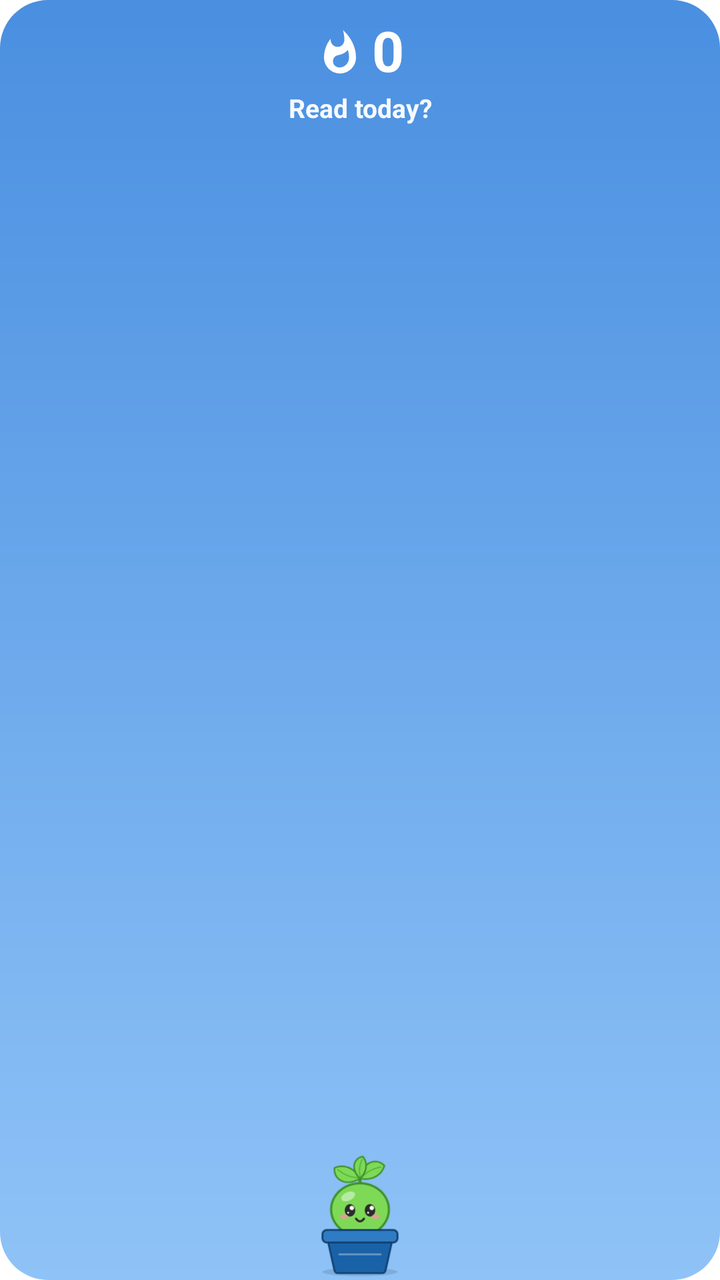
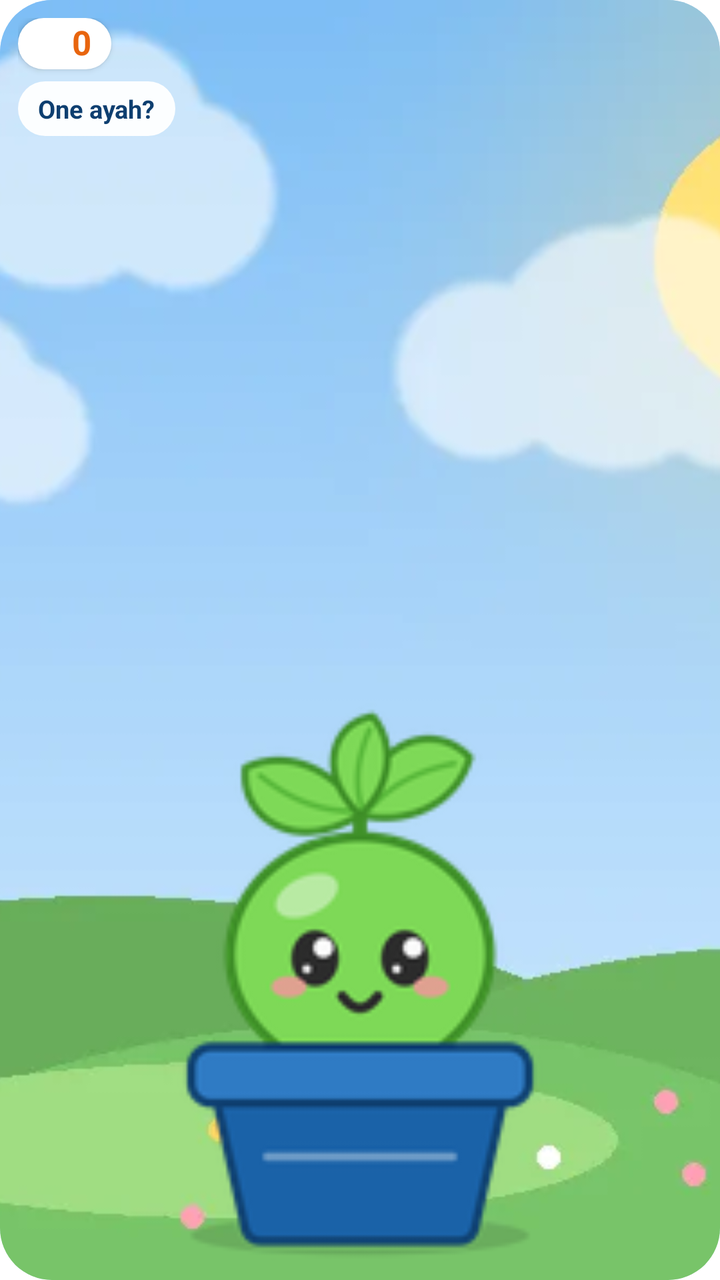

The first picture is an Android layout as it rendered before a commit; the second is the same layout after the commit. The layout source and the unified diff follow.
<!-- AndroidManifest.xml: fallback theme Theme.MaterialComponents.DayNight.NoActionBar -->
<!-- res/layout/noor_widget.xml -->
<?xml version="1.0" encoding="utf-8"?>
<FrameLayout xmlns:android="http://schemas.android.com/apk/res/android"
    android:id="@+id/n_root"
    android:layout_width="match_parent"
    android:layout_height="match_parent"
    android:background="@drawable/noor_bg_hello">

    <LinearLayout
        android:layout_width="match_parent"
        android:layout_height="wrap_content"
        android:layout_gravity="top"
        android:gravity="center_horizontal"
        android:orientation="vertical"
        android:paddingStart="10dp"
        android:paddingTop="10dp"
        android:paddingEnd="10dp">

        <LinearLayout
            android:id="@+id/n_streak_row"
            android:layout_width="wrap_content"
            android:layout_height="wrap_content"
            android:gravity="center_vertical"
            android:orientation="horizontal">

            <ImageView
                android:id="@+id/n_flame"
                android:layout_width="24dp"
                android:layout_height="26dp"
                android:contentDescription="Streak"
                android:src="@drawable/ic_flame" />

            <TextView
                android:id="@+id/n_streak"
                android:layout_width="wrap_content"
                android:layout_height="wrap_content"
                android:layout_marginStart="4dp"
                android:includeFontPadding="false"
                android:text="0"
                android:textColor="#FFFFFF"
                android:textSize="28sp"
                android:textStyle="bold" />
        </LinearLayout>

        <TextView
            android:id="@+id/n_says"
            android:layout_width="match_parent"
            android:layout_height="wrap_content"
            android:layout_marginTop="2dp"
            android:ellipsize="end"
            android:gravity="center_horizontal"
            android:maxLines="2"
            android:text="Read today?"
            android:textColor="#F2FFFFFF"
            android:textSize="13sp"
            android:textStyle="bold" />
    </LinearLayout>

    <ImageView
        android:id="@+id/n_noor"
        android:layout_width="92dp"
        android:layout_height="80dp"
        android:layout_gravity="bottom|center_horizontal"
        android:adjustViewBounds="true"
        android:contentDescription="Noor"
        android:scaleType="fitCenter"
        android:src="@drawable/noor_hello" />
</FrameLayout>
<!-- resources referenced by this layout -->
<resources>
  <!-- drawable ic_flame (drawable) -->
  <vector xmlns:android="http://schemas.android.com/apk/res/android" android:width="24dp" android:height="24dp"
      android:viewportWidth="24" android:viewportHeight="24">
      <path android:fillColor="#FFFFFF"
          android:pathData="M13.5,0.7C13.5,0.7 14.2,3.3 14.2,5.4c0,2 -1.3,3.7 -3.4,3.7c-2,0 -3.5,-1.6 -3.5,-3.7l0,-0.3C5.3,7.5 4,10.8 4,14.4C4,18.8 7.6,22.4 12,22.4s8,-3.6 8,-8C20,9.1 17.4,4.3 13.5,0.7zM11.7,19.4c-1.8,0 -3.2,-1.4 -3.2,-3.1c0,-1.6 1,-2.8 2.8,-3.1c1.8,-0.4 3.6,-1.2 4.6,-2.6c0.4,1.3 0.6,2.6 0.6,4c0,2.7 -2.2,4.8 -4.8,4.8z" />
  </vector>
  <!-- drawable noor_bg_hello (drawable) -->
  <?xml version="1.0" encoding="utf-8"?>
  <shape xmlns:android="http://schemas.android.com/apk/res/android" android:shape="rectangle">
      <gradient android:angle="90" android:startColor="#8FC3F7" android:endColor="#4A8FE0" />
      <corners android:radius="24dp" />
  </shape>
  <!-- drawable noor_hello: png bitmap (drawable-nodpi, 13560 bytes) -->
</resources>

<!-- the commit's change to res/layout/noor_widget.xml (unified diff, before → after) -->
@@ -3,29 +3,51 @@
     android:id="@+id/n_root"
     android:layout_width="match_parent"
     android:layout_height="match_parent"
-    android:background="@drawable/noor_bg_hello">
+    android:background="@drawable/w_clip"
+    android:clipToOutline="true">
+
+    <ImageView
+        android:id="@+id/n_scene"
+        android:layout_width="match_parent"
+        android:layout_height="match_parent"
+        android:contentDescription="@null"
+        android:scaleType="centerCrop"
+        android:src="@drawable/widget_scene_sq_hello" />
+
+    <ImageView
+        android:id="@+id/n_noor"
+        android:layout_width="match_parent"
+        android:layout_height="match_parent"
+        android:layout_marginTop="58dp"
+        android:layout_marginBottom="4dp"
+        android:adjustViewBounds="true"
+        android:contentDescription="Noor"
+        android:scaleType="fitEnd"
+        android:src="@drawable/sprout_s2_hello" />
 
     <LinearLayout
         android:layout_width="match_parent"
         android:layout_height="wrap_content"
-        android:layout_gravity="top"
-        android:gravity="center_horizontal"
         android:orientation="vertical"
-        android:paddingStart="10dp"
-        android:paddingTop="10dp"
-        android:paddingEnd="10dp">
+        android:padding="9dp">
 
         <LinearLayout
             android:id="@+id/n_streak_row"
             android:layout_width="wrap_content"
             android:layout_height="wrap_content"
+            android:background="@drawable/w_pill"
+            android:elevation="2dp"
             android:gravity="center_vertical"
-            android:orientation="horizontal">
+            android:orientation="horizontal"
+            android:paddingStart="8dp"
+            android:paddingTop="3dp"
+            android:paddingEnd="10dp"
+            android:paddingBottom="3dp">
 
             <ImageView
                 android:id="@+id/n_flame"
-                android:layout_width="24dp"
-                android:layout_height="26dp"
+                android:layout_width="16dp"
+                android:layout_height="18dp"
                 android:contentDescription="Streak"
                 android:src="@drawable/ic_flame" />
 
@@ -33,35 +55,29 @@
                 android:id="@+id/n_streak"
                 android:layout_width="wrap_content"
                 android:layout_height="wrap_content"
-                android:layout_marginStart="4dp"
+                android:layout_marginStart="3dp"
                 android:includeFontPadding="false"
                 android:text="0"
-                android:textColor="#FFFFFF"
-                android:textSize="28sp"
+                android:textColor="#E8650E"
+                android:textSize="17sp"
                 android:textStyle="bold" />
         </LinearLayout>
 
         <TextView
             android:id="@+id/n_says"
-            android:layout_width="match_parent"
+            android:layout_width="wrap_content"
             android:layout_height="wrap_content"
-            android:layout_marginTop="2dp"
+            android:layout_marginTop="6dp"
+            android:background="@drawable/w_bubble"
             android:ellipsize="end"
-            android:gravity="center_horizontal"
             android:maxLines="2"
-            android:text="Read today?"
-            android:textColor="#F2FFFFFF"
-            android:textSize="13sp"
+            android:paddingStart="10dp"
+            android:paddingTop="5dp"
+            android:paddingEnd="10dp"
+            android:paddingBottom="5dp"
+            android:text="One ayah?"
+            android:textColor="#0E3F70"
+            android:textSize="12.5sp"
             android:textStyle="bold" />
     </LinearLayout>
-
-    <ImageView
-        android:id="@+id/n_noor"
-        android:layout_width="92dp"
-        android:layout_height="80dp"
-        android:layout_gravity="bottom|center_horizontal"
-        android:adjustViewBounds="true"
-        android:contentDescription="Noor"
-        android:scaleType="fitCenter"
-        android:src="@drawable/noor_hello" />
 </FrameLayout>
<!-- resource entries referenced after the edit -->
@@ -6,12 +6,25 @@
       <path android:fillColor="#FFFFFF"
           android:pathData="M13.5,0.7C13.5,0.7 14.2,3.3 14.2,5.4c0,2 -1.3,3.7 -3.4,3.7c-2,0 -3.5,-1.6 -3.5,-3.7l0,-0.3C5.3,7.5 4,10.8 4,14.4C4,18.8 7.6,22.4 12,22.4s8,-3.6 8,-8C20,9.1 17.4,4.3 13.5,0.7zM11.7,19.4c-1.8,0 -3.2,-1.4 -3.2,-3.1c0,-1.6 1,-2.8 2.8,-3.1c1.8,-0.4 3.6,-1.2 4.6,-2.6c0.4,1.3 0.6,2.6 0.6,4c0,2.7 -2.2,4.8 -4.8,4.8z" />
   </vector>
-  <!-- drawable noor_bg_hello (drawable) -->
+  <!-- drawable sprout_s2_hello: png bitmap (drawable-nodpi, 13560 bytes) -->
+  <!-- drawable w_bubble (drawable) -->
   <?xml version="1.0" encoding="utf-8"?>
   <shape xmlns:android="http://schemas.android.com/apk/res/android" android:shape="rectangle">
-      <gradient android:angle="90" android:startColor="#8FC3F7" android:endColor="#4A8FE0" />
-      <corners android:radius="24dp" />
+      <solid android:color="#F2FFFFFF" />
+      <corners android:radius="16dp" />
   </shape>
-  <!-- drawable noor_hello: png bitmap (drawable-nodpi, 13560 bytes) -->
+  <!-- drawable w_clip (drawable) -->
+  <?xml version="1.0" encoding="utf-8"?>
+  <shape xmlns:android="http://schemas.android.com/apk/res/android" android:shape="rectangle">
+      <solid android:color="#BFE0FF" />
+      <corners android:radius="26dp" />
+  </shape>
+  <!-- drawable w_pill (drawable) -->
+  <?xml version="1.0" encoding="utf-8"?>
+  <shape xmlns:android="http://schemas.android.com/apk/res/android" android:shape="rectangle">
+      <solid android:color="#FFFFFF" />
+      <corners android:radius="20dp" />
+  </shape>
+  <!-- drawable widget_scene_sq_hello: webp bitmap (drawable-nodpi, 6742 bytes) -->
 </resources>
 
